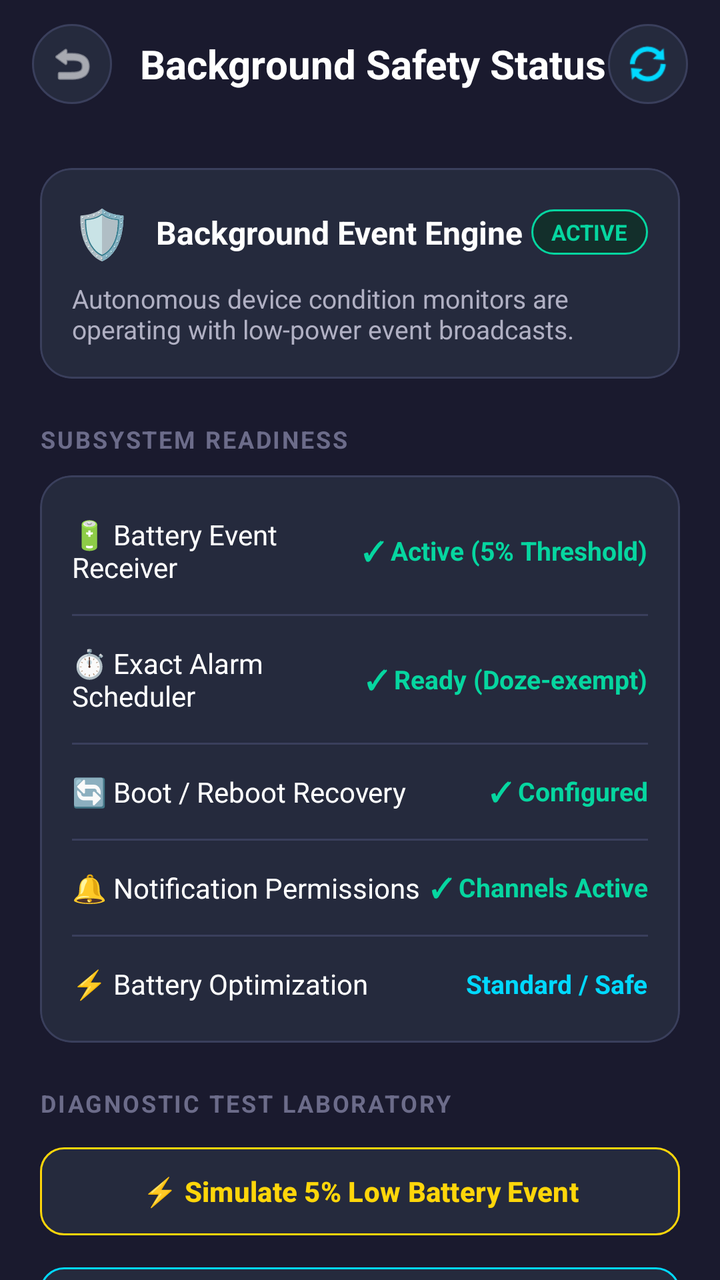
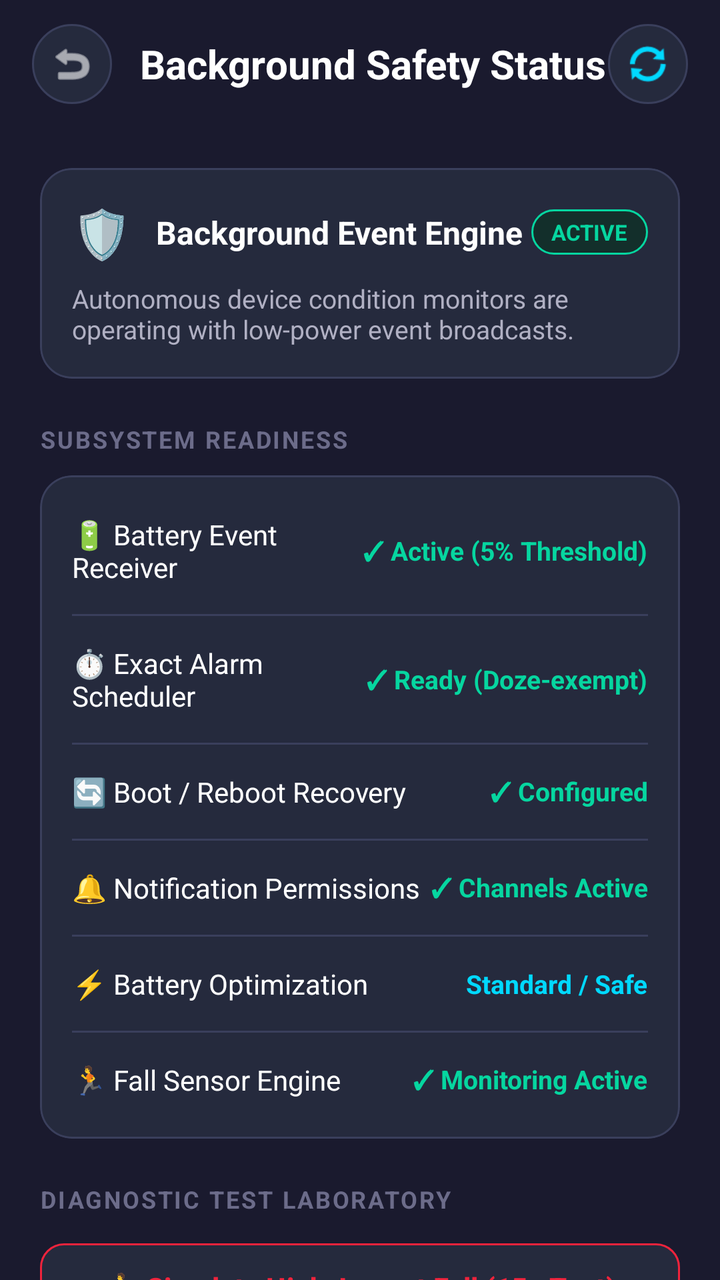

Two renders of the same Android screen: before a commit and after it. Below are the layout's source before the change and the commit's diff.
<!-- AndroidManifest.xml: application theme Theme.SOSense -->
<!-- res/layout/activity_background_diagnostics.xml -->
<?xml version="1.0" encoding="utf-8"?>
<LinearLayout xmlns:android="http://schemas.android.com/apk/res/android"
    xmlns:app="http://schemas.android.com/apk/res-auto"
    android:layout_width="match_parent"
    android:layout_height="match_parent"
    android:background="@color/bg_dark_primary"
    android:orientation="vertical">

    
    <LinearLayout
        android:layout_width="match_parent"
        android:layout_height="?attr/actionBarSize"
        android:gravity="center_vertical"
        android:orientation="horizontal"
        android:paddingHorizontal="16dp">

        <ImageView
            android:id="@+id/ivDiagBack"
            android:layout_width="40dp"
            android:layout_height="40dp"
            android:background="@drawable/bg_header_btn"
            android:clickable="true"
            android:contentDescription="Back"
            android:focusable="true"
            android:padding="8dp"
            android:src="@android:drawable/ic_menu_revert"
            app:tint="@color/text_primary" />

        <TextView
            android:layout_width="0dp"
            android:layout_height="wrap_content"
            android:layout_marginStart="14dp"
            android:layout_weight="1"
            android:text="Background Safety Status"
            android:textColor="@color/text_primary"
            android:textSize="20sp"
            android:textStyle="bold" />

        <ImageView
            android:id="@+id/ivRefreshDiag"
            android:layout_width="40dp"
            android:layout_height="40dp"
            android:background="@drawable/bg_header_btn"
            android:clickable="true"
            android:contentDescription="Refresh"
            android:focusable="true"
            android:padding="8dp"
            android:src="@android:drawable/ic_popup_sync"
            app:tint="@color/accent_cyan" />
    </LinearLayout>

    <androidx.core.widget.NestedScrollView
        android:layout_width="match_parent"
        android:layout_height="match_parent"
        android:fillViewport="true"
        android:overScrollMode="never">

        <LinearLayout
            android:layout_width="match_parent"
            android:layout_height="wrap_content"
            android:orientation="vertical"
            android:padding="20dp">

            
            <com.google.android.material.card.MaterialCardView
                android:layout_width="match_parent"
                android:layout_height="wrap_content"
                app:cardBackgroundColor="@color/card_bg"
                app:cardCornerRadius="16dp"
                app:cardElevation="0dp"
                app:strokeColor="@color/surface_border"
                app:strokeWidth="1dp">

                <LinearLayout
                    android:layout_width="match_parent"
                    android:layout_height="wrap_content"
                    android:orientation="vertical"
                    android:padding="16dp">

                    <LinearLayout
                        android:layout_width="match_parent"
                        android:layout_height="wrap_content"
                        android:gravity="center_vertical"
                        android:orientation="horizontal">

                        <TextView
                            android:layout_width="wrap_content"
                            android:layout_height="wrap_content"
                            android:text="🛡️"
                            android:textSize="24sp" />

                        <TextView
                            android:layout_width="0dp"
                            android:layout_height="wrap_content"
                            android:layout_marginStart="12dp"
                            android:layout_weight="1"
                            android:text="Background Event Engine"
                            android:textColor="@color/text_primary"
                            android:textSize="16sp"
                            android:textStyle="bold" />

                        <TextView
                            android:id="@+id/tvEngineStatusBadge"
                            android:layout_width="wrap_content"
                            android:layout_height="wrap_content"
                            android:background="@drawable/bg_pill_emerald"
                            android:paddingHorizontal="10dp"
                            android:paddingVertical="4dp"
                            android:text="ACTIVE"
                            android:textColor="@color/success_green"
                            android:textSize="11sp"
                            android:textStyle="bold" />
                    </LinearLayout>

                    <TextView
                        android:layout_width="match_parent"
                        android:layout_height="wrap_content"
                        android:layout_marginTop="8dp"
                        android:text="Autonomous device condition monitors are operating with low-power event broadcasts."
                        android:textColor="@color/text_secondary"
                        android:textSize="13sp" />
                </LinearLayout>
            </com.google.android.material.card.MaterialCardView>

            
            <TextView
                android:layout_width="wrap_content"
                android:layout_height="wrap_content"
                android:layout_marginTop="22dp"
                android:letterSpacing="0.08"
                android:text="SUBSYSTEM READINESS"
                android:textColor="@color/text_muted"
                android:textSize="12sp"
                android:textStyle="bold" />

            <com.google.android.material.card.MaterialCardView
                android:layout_width="match_parent"
                android:layout_height="wrap_content"
                android:layout_marginTop="10dp"
                app:cardBackgroundColor="@color/card_bg"
                app:cardCornerRadius="16dp"
                app:cardElevation="0dp"
                app:strokeColor="@color/surface_border"
                app:strokeWidth="1dp">

                <LinearLayout
                    android:layout_width="match_parent"
                    android:layout_height="wrap_content"
                    android:orientation="vertical"
                    android:padding="16dp">

                    
                    <LinearLayout
                        android:id="@+id/rowDiagBattery"
                        android:layout_width="match_parent"
                        android:layout_height="wrap_content"
                        android:background="?attr/selectableItemBackground"
                        android:clickable="true"
                        android:focusable="true"
                        android:gravity="center_vertical"
                        android:orientation="horizontal"
                        android:paddingVertical="4dp">

                        <TextView
                            android:layout_width="0dp"
                            android:layout_height="wrap_content"
                            android:layout_weight="1"
                            android:text="🔋 Battery Event Receiver"
                            android:textColor="@color/text_primary"
                            android:textSize="14sp" />

                        <TextView
                            android:id="@+id/tvDiagBatteryStatus"
                            android:layout_width="wrap_content"
                            android:layout_height="wrap_content"
                            android:text="✓ Active (5% Threshold)"
                            android:textColor="@color/success_green"
                            android:textSize="13sp"
                            android:textStyle="bold" />
                    </LinearLayout>

                    <View
                        android:layout_width="match_parent"
                        android:layout_height="1dp"
                        android:layout_marginVertical="10dp"
                        android:background="@color/surface_border" />

                    
                    <LinearLayout
                        android:id="@+id/rowDiagAlarm"
                        android:layout_width="match_parent"
                        android:layout_height="wrap_content"
                        android:background="?attr/selectableItemBackground"
                        android:clickable="true"
                        android:focusable="true"
                        android:gravity="center_vertical"
                        android:orientation="horizontal"
                        android:paddingVertical="4dp">

                        <TextView
                            android:layout_width="0dp"
                            android:layout_height="wrap_content"
                            android:layout_weight="1"
                            android:text="⏱️ Exact Alarm Scheduler"
                            android:textColor="@color/text_primary"
                            android:textSize="14sp" />

                        <TextView
                            android:id="@+id/tvDiagAlarmStatus"
                            android:layout_width="wrap_content"
                            android:layout_height="wrap_content"
                            android:text="✓ Ready (Doze-exempt)"
                            android:textColor="@color/success_green"
                            android:textSize="13sp"
                            android:textStyle="bold" />
                    </LinearLayout>

                    <View
                        android:layout_width="match_parent"
                        android:layout_height="1dp"
                        android:layout_marginVertical="10dp"
                        android:background="@color/surface_border" />

                    
                    <LinearLayout
                        android:id="@+id/rowDiagBoot"
                        android:layout_width="match_parent"
                        android:layout_height="wrap_content"
                        android:gravity="center_vertical"
                        android:orientation="horizontal"
                        android:paddingVertical="4dp">

                        <TextView
                            android:layout_width="0dp"
                            android:layout_height="wrap_content"
                            android:layout_weight="1"
                            android:text="🔄 Boot / Reboot Recovery"
                            android:textColor="@color/text_primary"
                            android:textSize="14sp" />

                        <TextView
                            android:id="@+id/tvDiagBootStatus"
                            android:layout_width="wrap_content"
                            android:layout_height="wrap_content"
                            android:text="✓ Configured"
                            android:textColor="@color/success_green"
                            android:textSize="13sp"
                            android:textStyle="bold" />
                    </LinearLayout>

                    <View
                        android:layout_width="match_parent"
                        android:layout_height="1dp"
                        android:layout_marginVertical="10dp"
                        android:background="@color/surface_border" />

                    
                    <LinearLayout
                        android:id="@+id/rowDiagNotif"
                        android:layout_width="match_parent"
                        android:layout_height="wrap_content"
                        android:background="?attr/selectableItemBackground"
                        android:clickable="true"
                        android:focusable="true"
                        android:gravity="center_vertical"
                        android:orientation="horizontal"
                        android:paddingVertical="4dp">

                        <TextView
                            android:layout_width="0dp"
                            android:layout_height="wrap_content"
                            android:layout_weight="1"
                            android:text="🔔 Notification Permissions"
                            android:textColor="@color/text_primary"
                            android:textSize="14sp" />

                        <TextView
                            android:id="@+id/tvDiagNotifStatus"
                            android:layout_width="wrap_content"
                            android:layout_height="wrap_content"
                            android:text="✓ Channels Active"
                            android:textColor="@color/success_green"
                            android:textSize="13sp"
                            android:textStyle="bold" />
                    </LinearLayout>

                    <View
                        android:layout_width="match_parent"
                        android:layout_height="1dp"
                        android:layout_marginVertical="10dp"
                        android:background="@color/surface_border" />

                    
                    <LinearLayout
                        android:id="@+id/rowDiagOpt"
                        android:layout_width="match_parent"
                        android:layout_height="wrap_content"
                        android:background="?attr/selectableItemBackground"
                        android:clickable="true"
                        android:focusable="true"
                        android:gravity="center_vertical"
                        android:orientation="horizontal"
                        android:paddingVertical="4dp">

                        <TextView
                            android:layout_width="0dp"
                            android:layout_height="wrap_content"
                            android:layout_weight="1"
                            android:text="⚡ Battery Optimization"
                            android:textColor="@color/text_primary"
                            android:textSize="14sp" />

                        <TextView
                            android:id="@+id/tvDiagOptStatus"
                            android:layout_width="wrap_content"
                            android:layout_height="wrap_content"
                            android:text="Standard / Safe"
                            android:textColor="@color/accent_cyan"
                            android:textSize="13sp"
                            android:textStyle="bold" />
                    </LinearLayout>
                </LinearLayout>
            </com.google.android.material.card.MaterialCardView>

            
            <TextView
                android:layout_width="wrap_content"
                android:layout_height="wrap_content"
                android:layout_marginTop="22dp"
                android:letterSpacing="0.08"
                android:text="DIAGNOSTIC TEST LABORATORY"
                android:textColor="@color/text_muted"
                android:textSize="12sp"
                android:textStyle="bold" />

            <LinearLayout
                android:layout_width="match_parent"
                android:layout_height="wrap_content"
                android:layout_marginTop="10dp"
                android:orientation="vertical">

                
                <com.google.android.material.button.MaterialButton
                    android:id="@+id/btnSimulateLowBattery"
                    android:layout_width="match_parent"
                    android:layout_height="52dp"
                    android:backgroundTint="@color/card_bg"
                    android:text="⚡ Simulate 5% Low Battery Event"
                    android:textColor="@color/warning_yellow"
                    android:textSize="14sp"
                    android:textStyle="bold"
                    app:cornerRadius="12dp"
                    app:strokeColor="@color/warning_yellow"
                    app:strokeWidth="1dp" />

                
                <com.google.android.material.button.MaterialButton
                    android:id="@+id/btnTestBackgroundTimer"
                    android:layout_width="match_parent"
                    android:layout_height="52dp"
                    android:layout_marginTop="8dp"
                    android:backgroundTint="@color/card_bg"
                    android:text="⏱️ Schedule 10s Background Timer (Lock Test)"
                    android:textColor="@color/accent_cyan"
                    android:textSize="14sp"
                    android:textStyle="bold"
                    app:cornerRadius="12dp"
                    app:strokeColor="@color/accent_cyan"
                    app:strokeWidth="1dp" />

                
                <com.google.android.material.button.MaterialButton
                    android:id="@+id/btnResetEventLatch"
                    android:layout_width="match_parent"
                    android:layout_height="52dp"
                    android:layout_marginTop="8dp"
                    android:backgroundTint="@color/card_bg"
                    android:text="🔄 Reset Low Battery Latch &amp; Cooldown"
                    android:textColor="@color/text_secondary"
                    android:textSize="14sp"
                    app:cornerRadius="12dp"
                    app:strokeColor="@color/surface_border"
                    app:strokeWidth="1dp" />
            </LinearLayout>

            
            <LinearLayout
                android:layout_width="match_parent"
                android:layout_height="wrap_content"
                android:layout_marginTop="26dp"
                android:gravity="center_vertical"
                android:orientation="horizontal">

                <TextView
                    android:layout_width="0dp"
                    android:layout_height="wrap_content"
                    android:layout_weight="1"
                    android:letterSpacing="0.08"
                    android:text="RECENT BACKGROUND EVENTS"
                    android:textColor="@color/text_muted"
                    android:textSize="12sp"
                    android:textStyle="bold" />

                <TextView
                    android:id="@+id/btnClearEvents"
                    android:layout_width="wrap_content"
                    android:layout_height="wrap_content"
                    android:clickable="true"
                    android:focusable="true"
                    android:text="Clear History"
                    android:textColor="@color/accent_cyan"
                    android:textSize="12sp"
                    android:textStyle="bold" />
            </LinearLayout>

            <androidx.recyclerview.widget.RecyclerView
                android:id="@+id/rvSafetyEvents"
                android:layout_width="match_parent"
                android:layout_height="wrap_content"
                android:layout_marginTop="10dp"
                android:nestedScrollingEnabled="false" />

            <TextView
                android:id="@+id/tvEmptyEvents"
                android:layout_width="match_parent"
                android:layout_height="wrap_content"
                android:layout_marginTop="20dp"
                android:gravity="center"
                android:text="No background events recorded yet."
                android:textColor="@color/text_muted"
                android:textSize="13sp"
                android:visibility="gone" />

        </LinearLayout>
    </androidx.core.widget.NestedScrollView>
</LinearLayout>
<!-- resources referenced by this layout -->
<resources>
  <color name="accent_cyan">#00D9FF</color>
  <color name="bg_dark_primary">#1A1A2E</color>
  <color name="card_bg">#252A3D</color>
  <color name="success_green">#06D6A0</color>
  <color name="surface_border">#3A3F5C</color>
  <color name="text_muted">#6C6C8A</color>
  <color name="text_primary">#FFFFFF</color>
  <color name="text_secondary">#B0B0C3</color>
  <color name="warning_yellow">#FFD60A</color>
  <!-- drawable bg_header_btn (drawable) -->
  <?xml version="1.0" encoding="utf-8"?>
  <ripple xmlns:android="http://schemas.android.com/apk/res/android"
      android:color="#33FFFFFF">
      <item>
          <shape android:shape="oval">
              <solid android:color="#252A3D" />
              <stroke android:width="1dp" android:color="#3A3F5C" />
          </shape>
      </item>
  </ripple>
  <!-- drawable bg_pill_emerald (drawable) -->
  <?xml version="1.0" encoding="utf-8"?>
  <shape xmlns:android="http://schemas.android.com/apk/res/android">
      <solid android:color="#132F2B" />
      <stroke android:width="1dp" android:color="#06D6A0" />
      <corners android:radius="24dp" />
  </shape>
  <style name="Theme.SOSense" parent="Base.Theme.SOSense" />
  <style name="Base.Theme.SOSense" parent="Theme.Material3.DayNight.NoActionBar">
          <item name="android:statusBarColor">@color/bg_dark_primary</item>
          <item name="android:navigationBarColor">@color/bg_dark_primary</item>
          <item name="android:windowDrawsSystemBarBackgrounds">true</item>
          <item name="android:windowLightStatusBar">false</item>
          <item name="android:windowLightNavigationBar" tools:targetApi="o_mr1">false</item>
      </style>
</resources>

<!-- the commit's change to res/layout/activity_background_diagnostics.xml (unified diff, before → after) -->
@@ -319,6 +319,42 @@
                             android:textSize="13sp"
                             android:textStyle="bold" />
                     </LinearLayout>
+
+                    <View
+                        android:layout_width="match_parent"
+                        android:layout_height="1dp"
+                        android:layout_marginVertical="10dp"
+                        android:background="@color/surface_border" />
+
+                    
+                    <LinearLayout
+                        android:id="@+id/rowDiagFall"
+                        android:layout_width="match_parent"
+                        android:layout_height="wrap_content"
+                        android:background="?attr/selectableItemBackground"
+                        android:clickable="true"
+                        android:focusable="true"
+                        android:gravity="center_vertical"
+                        android:orientation="horizontal"
+                        android:paddingVertical="4dp">
+
+                        <TextView
+                            android:layout_width="0dp"
+                            android:layout_height="wrap_content"
+                            android:layout_weight="1"
+                            android:text="🏃 Fall Sensor Engine"
+                            android:textColor="@color/text_primary"
+                            android:textSize="14sp" />
+
+                        <TextView
+                            android:id="@+id/tvDiagFallStatus"
+                            android:layout_width="wrap_content"
+                            android:layout_height="wrap_content"
+                            android:text="✓ Monitoring Active"
+                            android:textColor="@color/success_green"
+                            android:textSize="13sp"
+                            android:textStyle="bold" />
+                    </LinearLayout>
                 </LinearLayout>
             </com.google.android.material.card.MaterialCardView>
 
@@ -341,9 +377,24 @@
 
                 
                 <com.google.android.material.button.MaterialButton
+                    android:id="@+id/btnSimulateFallDetection"
+                    android:layout_width="match_parent"
+                    android:layout_height="52dp"
+                    android:backgroundTint="@color/card_bg"
+                    android:text="🏃 Simulate High-Impact Fall (15s Test)"
+                    android:textColor="@color/danger_red"
+                    android:textSize="14sp"
+                    android:textStyle="bold"
+                    app:cornerRadius="12dp"
+                    app:strokeColor="@color/danger_red"
+                    app:strokeWidth="1dp" />
+
+                
+                <com.google.android.material.button.MaterialButton
                     android:id="@+id/btnSimulateLowBattery"
                     android:layout_width="match_parent"
                     android:layout_height="52dp"
+                    android:layout_marginTop="8dp"
                     android:backgroundTint="@color/card_bg"
                     android:text="⚡ Simulate 5% Low Battery Event"
                     android:textColor="@color/warning_yellow"
<!-- resource entries referenced after the edit -->
@@ -3,6 +3,7 @@
   <color name="accent_cyan">#00D9FF</color>
   <color name="bg_dark_primary">#1A1A2E</color>
   <color name="card_bg">#252A3D</color>
+  <color name="danger_red">#EF233C</color>
   <color name="success_green">#06D6A0</color>
   <color name="surface_border">#3A3F5C</color>
   <color name="text_muted">#6C6C8A</color>
